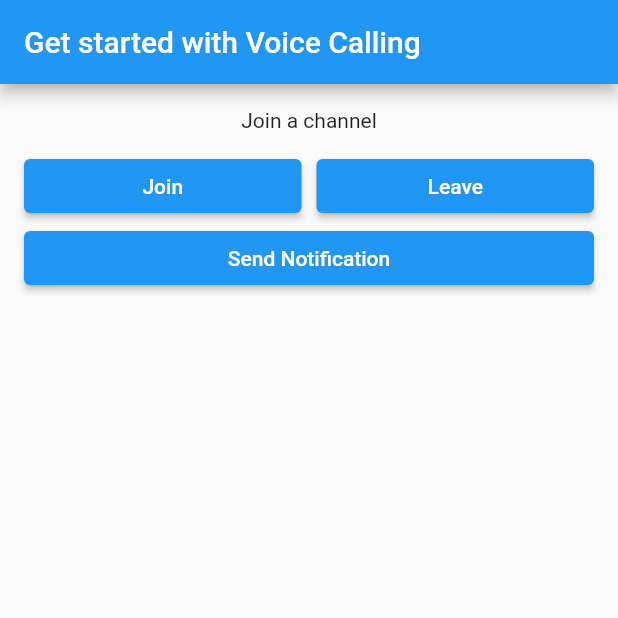
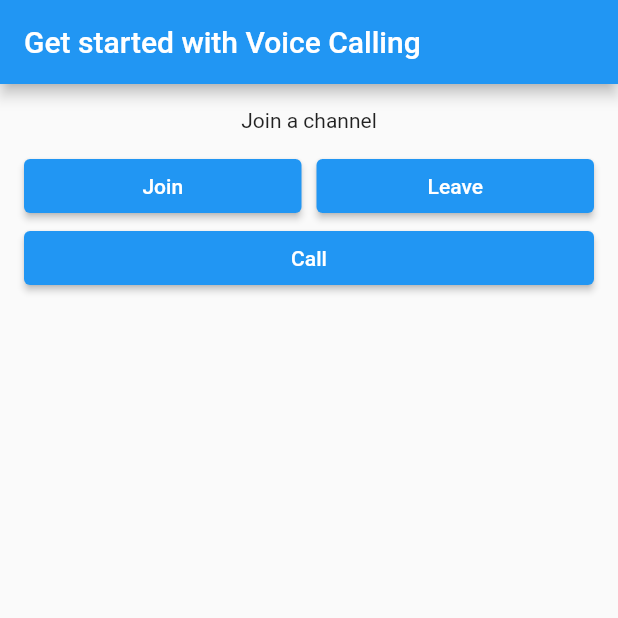
Before and after one commit to Appdid-Infotech-LLP/agora, a Flutter app: the screen it shows after launch, after a tap on "Join", on a phone screen of 412 x 824 dp, the top half of it. Run offline on Flutter 3.47's test engine with Material 2 defaults, Android fonts, the light colour scheme and no system bars; our stand-ins replace firebase_core, firebase_messaging, flutter_local_notifications, permission_handler; missing offline and left inert: agora_rtc_engine, agora_uikit, connectycube_flutter_call_kit, onesignal_flutter; accounts and stored records are empty.

Commit message:
video call connecting

```diff
--- a/lib/main.dart
+++ b/lib/main.dart
@@ -65,14 +65,6 @@ void main() async {
     print("Accepted permission: $accepted");
   });
 
-  OneSignal.shared
-      .setNotificationOpenedHandler((OSNotificationOpenedResult result) async {
-    // Handle notification opened here
-    print('Notification opened: ${result.notification.body}');
-    // await showCallNotification(
-    //     result.notification.title!, result.notification.body!);
-  });
-
   FirebaseMessaging messaging = FirebaseMessaging.instance;
   NotificationSettings settings = await messaging.requestPermission(
     alert: true,
@@ -87,21 +79,27 @@ void main() async {
   var playerId = deviceState!.userId!;
 
   // Handle any messages received while the app is in the foreground
-  FirebaseMessaging.onMessage.listen((message) {
-    // TODO: Handle the message in your app
-    // the call received somewhere
+  // FirebaseMessaging.onMessage.listen((message) {
+  //   // TODO: Handle the message in your app
+  //   // the call received somewhere
 
-    // Handle any messages received while the app is in the background or terminated
-    FirebaseMessaging.onMessageOpenedApp.listen((message) {
-      // TODO: Handle the message in your app
-    });
-  });
+  //   // Handle any messages received while the app is in the background or terminated
+  //   FirebaseMessaging.onMessageOpenedApp.listen((message) {
+  //     // TODO: Handle the message in your app
+  //   });
+  // });
 
-  String? fcmToken = await FirebaseMessaging.instance.getToken();
-  print("FCM token: $fcmToken");
+  // String? fcmToken = await FirebaseMessaging.instance.getToken();
+  // print("FCM token: $fcmToken");
 
   // await FirebaseMessaging.instance.setAutoInitEnabled(true);
   runApp(const MaterialApp(debugShowCheckedModeBanner: false, home: MyApp()));
+}
+
+void accept(BuildContext context) {
+  // Use the context here
+  Navigator.of(context)
+      .push(MaterialPageRoute(builder: (context) => VideoCallPage()));
 }
 
 class MyApp extends StatefulWidget {
@@ -116,11 +114,12 @@ class _MyAppState extends State<MyApp> {
   String token =
       "007eJxTYNAvL8/I2/r2v3zfog+frHZPue+yuuSH5pUoj5DyHMP0w38UGEwMjJINTYySLVMsDEwMzMwTTQ0NTYzTUoBEkmViiknaB4uUhkBGhta50syMDBAI4nMyJKbnFyWWpBaXMDAAAH63IsE=";
 
-  int uid = 2; // uid of the local user
+  int uid = 1; // uid of the local user
 
   int? _remoteUid; // uid of the remote user
   bool _isJoined = false; // Indicates if the local user has joined the channel
   late RtcEngine agoraEngine; // Agora engine instance
+  var call = 'deny';
 
   final GlobalKey<ScaffoldMessengerState> scaffoldMessengerKey =
       GlobalKey<ScaffoldMessengerState>(); // Global key to access the scaffold
@@ -129,6 +128,41 @@ class _MyAppState extends State<MyApp> {
   @override
   void initState() {
     super.initState();
+    OneSignal.shared.setNotificationOpenedHandler(
+        (OSNotificationOpenedResult result) async {
+      // Handle notification opened here
+      print('Notification opened: ${result.notification.body}');
+      if (result.action!.actionId == 'deny') {
+        OneSignal.shared
+            .removeNotification(result.notification.androidNotificationId!);
+        call = 'deny';
+      }
+      if (result.action!.actionId == 'accept') {
+        accept(context);
+        call = 'accept';
+      }
+
+      // await showCallNotification(
+      //     result.notification.title!, result.notification.body!);
+    });
+    OneSignal.shared.setNotificationWillShowInForegroundHandler((event) {
+      OSNotification notification = event.notification;
+      List<OSActionButton>? buttons =
+          notification.additionalData?['buttons']?.cast<OSActionButton>();
+
+      // Find the 'accept' action button
+      OSActionButton acceptButton = buttons!.firstWhere(
+          (button) => button.id == 'accept',
+          orElse: () => OSActionButton(id: "deny", text: "Deny"));
+
+      // Call the accept function if the 'accept' button is tapped
+      if (acceptButton.id == 'accept') {
+        Navigator.of(context)
+            .push(MaterialPageRoute(builder: (context) => VideoCallPage()));
+      }
+
+      // showCallNotification(event.notification.title!, event.notification.body!);
+    });
 
     // Set up an instance of Agora engine
     setupVoiceSDKEngine();
@@ -146,21 +180,23 @@ class _MyAppState extends State<MyApp> {
     var playerId = deviceState?.userId;
     print(playerId! + 'playerid');
     var notification = OSCreateNotification(
-      playerIds: [playerId!, playerid],
+      playerIds: [playerId, playerid],
       content: 'User is calling you',
       heading: 'Incoming Call',
       buttons: [
         OSActionButton(
           text: 'Deny',
-          id: 'view',
+          id: 'deny',
         ),
-        OSActionButton(text: 'Accept', id: 'dismiss'),
+        OSActionButton(text: 'Accept', id: 'accept'),
       ],
     );
 
     var response = await OneSignal.shared.postNotification(notification);
     if (response['errors'] == null) {
       print('Notification sent successfully');
+      Navigator.of(context)
+          .push(MaterialPageRoute(builder: (context) => VideoCallPage()));
     } else {
       print('Notification failed to send: ${response['errors']}');
     }
@@ -226,19 +262,9 @@ class _MyAppState extends State<MyApp> {
     agoraEngine.leaveChannel();
   }
 
-  Future<void> sendPushNotification(String callFrom) async {
-    FirebaseMessaging messaging = FirebaseMessaging.instance;
-    await messaging.sendMessage(
-        to: "007eJxTYNAvL8/I2/r2v3zfog+frHZPue+yuuSH5pUoj5DyHMP0w38UGEwMjJINTYySLVMsDEwMzMwTTQ0NTYzTUoBEkmViiknaB4uUhkBGhta50syMDBAI4nMyJKbnFyWWpBaXMDAAAH63IsE=",
-        data: {
-          'title': 'Incoming Video Call',
-          'body': 'User A is calling you.',
-        });
-    print('Push notification sent successfully!');
-  }
-
   @override
   Widget build(BuildContext context) {
+    if (call == 'deny') {
       return MaterialApp(
         debugShowCheckedModeBanner: false,
         scaffoldMessengerKey: scaffoldMessengerKey,
@@ -257,7 +283,7 @@ class _MyAppState extends State<MyApp> {
                     Expanded(
                       child: ElevatedButton(
                         child: const Text("Join"),
-                      onPressed: () => sendPushNotification('pushkar'),
+                        onPressed: () => join(),
                       ),
                     ),
                     const SizedBox(width: 10),
@@ -270,7 +296,7 @@ class _MyAppState extends State<MyApp> {
                   ],
                 ),
                 ElevatedButton(
-                child: Text('Send Notification'),
+                  child: Text('Call'),
                   onPressed: () async {
                     sendNotification();
                   },
@@ -278,6 +304,9 @@ class _MyAppState extends State<MyApp> {
               ],
             )),
       );
+    } else {
+      return Center(child: CircularProgressIndicator());
+    }
   }
 
   Widget _status() {
--- a/lib/uikit.dart
+++ /dev/null
@@ -1,69 +0,0 @@
-import 'package:agora_uikit/agora_uikit.dart';
-import 'package:flutter/material.dart';
-
-
-const appId = '402c142c9d804067a51143fd143b9ad4';
-String channelName = 'agoratest';
-String token = '007eJxTYNAvL8/I2/r2v3zfog+frHZPue+yuuSH5pUoj5DyHMP0w38UGEwMjJINTYySLVMsDEwMzMwTTQ0NTYzTUoBEkmViiknaB4uUhkBGhta50syMDBAI4nMyJKbnFyWWpBaXMDAAAH63IsE=';
-int uid = 1; // uid of the local user
-
-
-void main() {
-  runApp(MyApp());
-}
-
-class MyApp extends StatefulWidget {
-  const MyApp({Key? key}) : super(key: key);
-
-  @override
-  State<MyApp> createState() => _MyAppState();
-}
-
-class _MyAppState extends State<MyApp> {
-
-  final AgoraClient client = AgoraClient(
-    agoraConnectionData: AgoraConnectionData(
-      appId: appId,
-      channelName: channelName,
-      tempToken: token,
-      uid: uid,
-    ),
-  );
-
-  @override
-  void initState() {
-    super.initState();
-    initAgora();
-  }
-
-  void initAgora() async {
-    await client.initialize();
-  }
-
-    @override
-  Widget build(BuildContext context) {
-    return MaterialApp(
-      home: Scaffold(
-        appBar: AppBar(
-          title: const Text('Agora UI Kit'),
-          centerTitle: true,
-        ),
-        body: SafeArea(
-          child: Stack(
-            children: [
-              AgoraVideoViewer(
-                client: client,
-                layoutType: Layout.floating,
-                enableHostControls: true, // Add this to enable host controls
-              ),
-              AgoraVideoButtons(
-                client: client,
-              ),
-            ],
-          ),
-        ),
-      ),
-    );
-  }
-
-}
--- a/lib/video_call_screen.dart
+++ b/lib/video_call_screen.dart
@@ -4,9 +4,9 @@ import 'package:agora_rtc_engine/agora_rtc_engine.dart';
 
 const appId = '402c142c9d804067a51143fd143b9ad4';
 String channelName = 'agoratest';
-String token = '007eJxTYJjlKJuVzBKVcWHTIf0evnNa9z44X5csNulY8+eV11buPC8FBhMDo2RDE6NkyxQLAxMDM/NEU0NDE+O0FCCRZJmYYrLstk1KQyAjw8ziKmZGBggE8TkZEtPzixJLUotLGBgAmiQgmA==';
-int uid = 0;
-
+String token =
+    '007eJxTYJi4SyW54Zl40YxjMRfL2FljJvVeb5T/sHhOaX3hsp6j5u4KDCYGRsmGJkbJlikWBiYGZuaJpoaGJsZpKUAiyTIxxcS+xT6lIZCR4cy3yyyMDBAI4nMyJKbnFyWWpBaXMDAAAOTEIaI=';
+int uid = 1;
 
 class VideoCallPage extends StatefulWidget {
   const VideoCallPage({Key? key}) : super(key: key);
@@ -31,11 +31,13 @@ class _VideoCallPageState extends State<VideoCallPage> {
   void initAgora() async {
     await client.initialize();
   }
+
   @override
   void initState() {
     super.initState();
     initAgora();
   }
+
   @override
   Widget build(BuildContext context) {
     return SafeArea(
@@ -50,7 +52,8 @@ class _VideoCallPageState extends State<VideoCallPage> {
                   child: AgoraVideoViewer(
                     client: client,
                     layoutType: Layout.oneToOne,
-                  enableHostControls: true, // Add this to enable host controls
+                    enableHostControls:
+                        true, // Add this to enable host controls
                   ),
                 ),
               ),
@@ -67,56 +70,53 @@ class _VideoCallPageState extends State<VideoCallPage> {
                 color: Colors.white,
                 child: AgoraVideoButtons(
                   client: client,
-                  muteButtonChild:  IconButton(
-                    color: mic? Colors.black : Colors.red,
+                  muteButtonChild: IconButton(
+                    color: mic ? Colors.black : Colors.red,
                     onPressed: () {
-                    if(mic==true){
+                      if (mic == true) {
                         setState(() {
                           mic = false;
                         });
-
-
-                    }else{setState(() {
-                      mic=true;
-                    });}
+                      } else {
+                        setState(() {
+                          mic = true;
+                        });
+                      }
                       _engine.muteLocalAudioStream(mic);
-
                     },
                     icon: Icon(Icons.mic_off),
                   ),
                   disconnectButtonChild: IconButton(
                     onPressed: () {
-
                       _engine.leaveChannel();
                       Navigator.pop(context);
                     },
                     icon: Icon(Icons.call_end),
                     color: Colors.red,
                   ),
-                switchCameraButtonChild:IconButton(
+                  switchCameraButtonChild: IconButton(
                     onPressed: () {
                       _engine.switchCamera();
                     },
                     icon: Icon(Icons.flip_camera_android),
                   ),
-                disableVideoButtonChild:  IconButton(
-                  color: video? Colors.black : Colors.red,
+                  disableVideoButtonChild: IconButton(
+                    color: video ? Colors.black : Colors.red,
                     onPressed: () {
-                     if(video==true){
+                      if (video == true) {
                         setState(() {
                           video = false;
                         });
+                      } else {
+                        setState(() {
+                          video = true;
+                        });
+                      }
 
-
-                    }else{setState(() {
-                      video=true;
-                    });}
-
-
-                    _engine.enableLocalVideo(video);},
+                      _engine.enableLocalVideo(video);
+                    },
                     icon: Icon(Icons.videocam_off),
                   ),
-
                 ),
               ),
             ),
```
Lines whose indentation alone changed are shown as unchanged.
